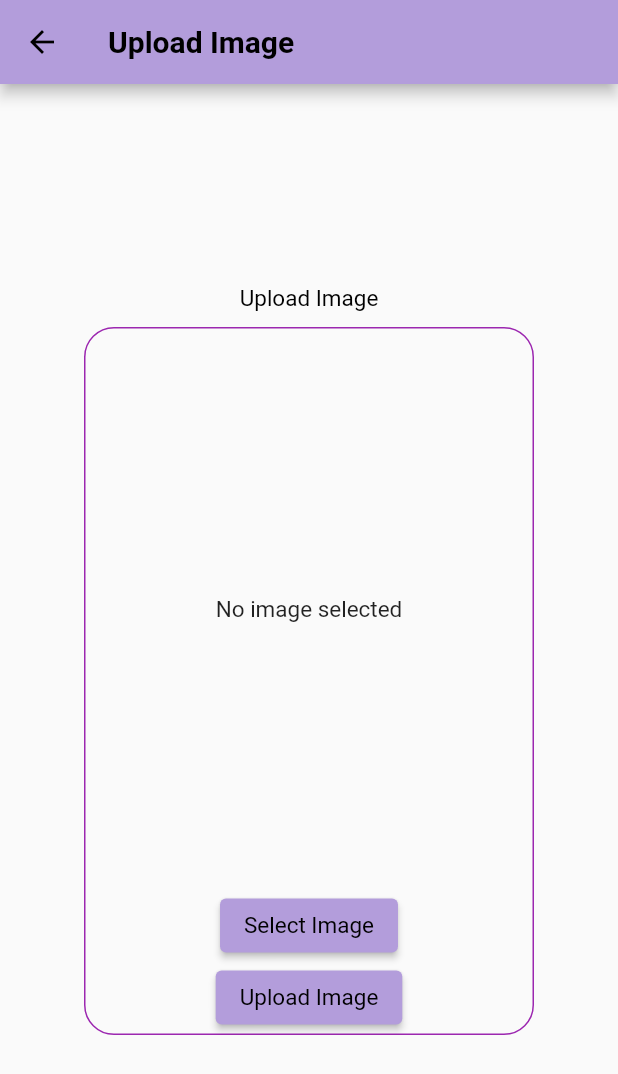
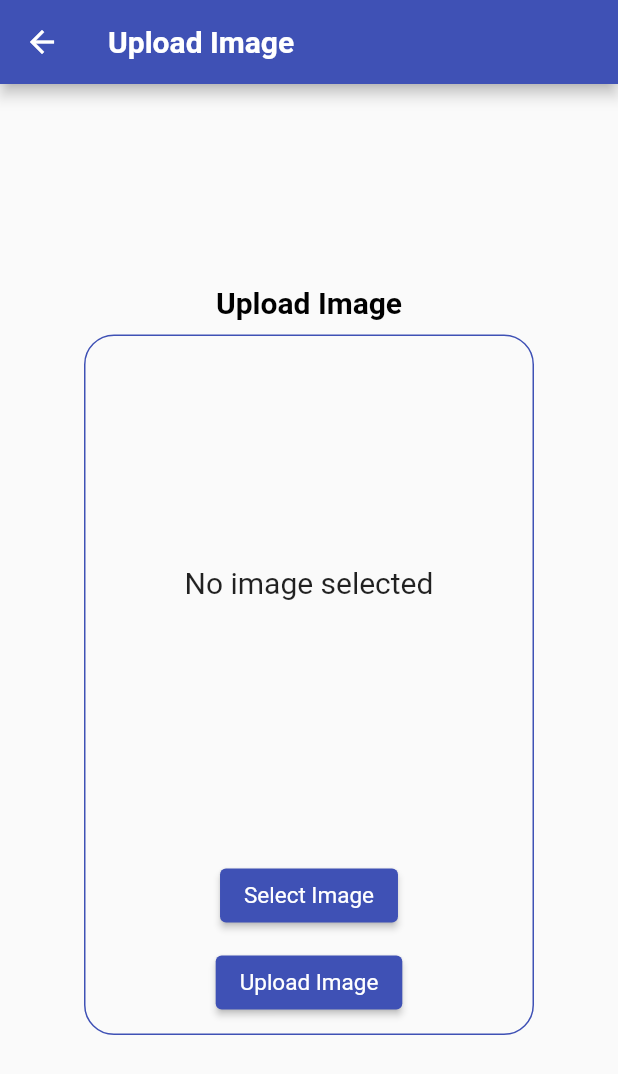
Before and after one commit to AhmedAlMadani/ImageGallery-Flutter, a Flutter app: the HomeScreen screen opened directly, after a tap on "Upload Image", on a phone screen of 412 x 824 dp. Shown: the top 1074 px of the screen. Run offline on Flutter 3.47's test engine with Material 2 defaults, Android fonts, the phone set to English and light mode, and no system bars; our stand-ins replace cloud_firestore, firebase_auth, firebase_core, firebase_storage, fluttertoast, google_fonts and 1 more; accounts and stored records are empty; Roboto replaces fonts that are missing (Sen).

Commit message:
All the colors and FE elements change

```diff
--- a/lib/Controller/image_retrive_controller.dart
+++ b/lib/Controller/image_retrive_controller.dart
@@ -20,8 +20,8 @@ class _ImageRetriveState extends State<ImageRetrive> {
           style: GoogleFonts.getFont('Sen',
               fontSize: 20, fontWeight: FontWeight.bold),
         ),
-        backgroundColor: Colors.deepPurple[200],
-        foregroundColor: Colors.black,
+        backgroundColor: Colors.indigo,
+        foregroundColor: Colors.white,
       ),
       body: StreamBuilder(
         stream: FirebaseFirestore.instance
--- a/lib/Controller/image_upload_controller.dart
+++ b/lib/Controller/image_upload_controller.dart
@@ -55,10 +55,10 @@ class _ImageUploadState extends State<ImageUpload> {
         title: Text(
           "Upload Image",
           style: GoogleFonts.getFont('Sen',
-              fontSize: 20, fontWeight: FontWeight.bold, color: Colors.black),
+              fontSize: 20, fontWeight: FontWeight.bold, color: Colors.white),
         ),
-        backgroundColor: Colors.deepPurple[200],
-        foregroundColor: Colors.black,
+        backgroundColor: Colors.indigo,
+        foregroundColor: Colors.white,
       ),
       body: Center(
         child: Padding(
@@ -68,12 +68,15 @@ class _ImageUploadState extends State<ImageUpload> {
             child: SizedBox(
               height: 500,
               width: double.infinity,
-                    child: Column(children: [
-                      Text("Upload Image",
+              child: Column(
+                children: [
+                  Text(
+                    "Upload Image",
                     style: GoogleFonts.getFont('Sen',
-                              fontSize: 15,
-                              fontWeight: FontWeight.normal,
-                              color: Colors.black)),
+                        fontSize: 20,
+                        fontWeight: FontWeight.bold,
+                        color: Colors.black),
+                  ),
                   const SizedBox(
                     height: 10,
                   ),
@@ -83,7 +86,7 @@ class _ImageUploadState extends State<ImageUpload> {
                       width: 300,
                       decoration: BoxDecoration(
                         borderRadius: BorderRadius.circular(20),
-                            border: Border.all(color: Colors.purple),
+                        border: Border.all(color: Colors.indigo),
                       ),
                       child: Center(
                         child: Column(
@@ -93,31 +96,36 @@ class _ImageUploadState extends State<ImageUpload> {
                               child: _image == null
                                   ? Center(
                                       child: Text("No image selected",
-                                                style: GoogleFonts.getFont(
-                                                    'Sen',
-                                                    fontSize: 15,
-                                                    fontWeight:
-                                                        FontWeight.normal)))
-                                        : Image.file(_image!)),
-                                ElevatedButton(
+                                          style: GoogleFonts.getFont('Sen',
+                                              fontSize: 20,
+                                              fontWeight: FontWeight.normal)))
+                                  : Image.file(_image!),
+                            ),
+                            const SizedBox(height: 10),
+                            Container(
+                              margin: const EdgeInsets.symmetric(vertical: 10),
+                              child: ElevatedButton(
                                 onPressed: () {
                                   imagePickerMethod();
                                 },
+                                style: ButtonStyle(
+                                  backgroundColor:
+                                      MaterialStateProperty.all(Colors.indigo),
+                                ),
                                 child: Text(
                                   "Select Image",
                                   style: GoogleFonts.getFont(
                                     'Sen',
                                     fontSize: 15,
                                     fontWeight: FontWeight.normal,
-                                      color: Colors.black,
+                                    color: Colors.white,
                                   ),
                                 ),
-                                  style: ButtonStyle(
-                                    backgroundColor: MaterialStateProperty.all(
-                                        Colors.deepPurple[200]),
                               ),
                             ),
-                                ElevatedButton(
+                            Container(
+                              margin: const EdgeInsets.only(bottom: 10),
+                              child: ElevatedButton(
                                 onPressed: () {
                                   if (_image != null) {
                                     uploadImage(_image!);
@@ -126,26 +134,31 @@ class _ImageUploadState extends State<ImageUpload> {
                                         const Duration(seconds: 5));
                                   }
                                 },
+                                style: ButtonStyle(
+                                  backgroundColor:
+                                      MaterialStateProperty.all(Colors.indigo),
+                                ),
                                 child: Text(
                                   "Upload Image",
                                   style: GoogleFonts.getFont(
                                     'Sen',
                                     fontSize: 15,
                                     fontWeight: FontWeight.normal,
-                                      color: Colors.black,
+                                    color: Colors.white,
                                   ),
                                 ),
-                                  style: ButtonStyle(
-                                    backgroundColor: MaterialStateProperty.all(
-                                        Colors.deepPurple[200]),
                               ),
                             ),
                           ],
                         ),
                       ),
                     ),
-                      )
-                    ])))),
+                  ),
+                ],
+              ),
+            ),
+          ),
+        ),
       ),
     );
   }
--- a/lib/Screens/home_screen.dart
+++ b/lib/Screens/home_screen.dart
@@ -42,25 +42,27 @@ class _HomeScreenState extends State<HomeScreen> {
         mainAxisAlignment: MainAxisAlignment.center,
         children: [
           Padding(
-              padding:
-                  const EdgeInsets.symmetric(vertical: 100, horizontal: 130),
+            padding: const EdgeInsets.symmetric(vertical: 100, horizontal: 130),
             child: Column(
               mainAxisAlignment: MainAxisAlignment.center,
               crossAxisAlignment: CrossAxisAlignment.center,
               children: <Widget>[
-                  Text("Welcome",
+                Text(
+                  "Welcome",
                   style: GoogleFonts.getFont('Sen',
-                          fontSize: 20, fontWeight: FontWeight.bold)),
-                  const SizedBox(
-                    height: 20,
+                      fontSize: 20, fontWeight: FontWeight.bold),
                 ),
-                  Text("${loggedInUser.firstName} ${loggedInUser.secondName}",
+                const SizedBox(height: 20),
+                Text(
+                  "${loggedInUser.firstName} ${loggedInUser.secondName}",
                   style: GoogleFonts.getFont('Sen',
-                          fontSize: 15, fontWeight: FontWeight.normal)),
-                  const SizedBox(
-                    height: 15,
+                      fontSize: 15, fontWeight: FontWeight.normal),
                 ),
-                  ElevatedButton(
+                const SizedBox(height: 15),
+                Container(
+                  margin: const EdgeInsets.only(
+                      top: 15), // Adjust the top margin as needed
+                  child: ElevatedButton(
                     onPressed: () {
                       Navigator.push(
                         context,
@@ -72,8 +74,7 @@ class _HomeScreenState extends State<HomeScreen> {
                       );
                     },
                     style: ButtonStyle(
-                      backgroundColor:
-                          MaterialStateProperty.all(Colors.deepPurple[200]),
+                      backgroundColor: MaterialStateProperty.all(Colors.indigo),
                       textStyle: MaterialStateProperty.all(
                         TextStyle(
                           fontSize: 14,
@@ -82,30 +83,47 @@ class _HomeScreenState extends State<HomeScreen> {
                         ),
                       ),
                     ),
-                    child: Text("Upload Image"),
+                    child: Text(
+                      "Upload Image",
+                      style: GoogleFonts.getFont('Sen',
+                          fontSize: 14,
+                          fontWeight: FontWeight.bold,
+                          color: Colors.white),
                     ),
-                  ElevatedButton(
+                  ),
+                ),
+                Container(
+                  margin: const EdgeInsets.only(
+                      top: 15), // Adjust the top margin as needed
+                  child: ElevatedButton(
                     style: ButtonStyle(
-                      backgroundColor:
-                          MaterialStateProperty.all(Colors.deepPurple[200]),
+                      backgroundColor: MaterialStateProperty.all(Colors.indigo),
                     ),
                     onPressed: () {
                       Navigator.push(
                         context,
                         MaterialPageRoute(
                           builder: (context) =>
-                                  ImageRetrive(userId: loggedInUser.uid)));
+                              ImageRetrive(userId: loggedInUser.uid),
+                        ),
+                      );
                     },
-                    child: Text("Show Uploads",
-                        style: GoogleFonts.getFont('Sen',
+                    child: Text(
+                      "Show Uploads",
+                      style: GoogleFonts.getFont(
+                        'Sen',
                         fontSize: 14,
                         fontWeight: FontWeight.bold,
-                            color: Colors.black)),
+                        color: Colors.white,
+                      ),
+                    ),
+                  ),
                 ),
               ],
             ),
           ),
-          ]),
+        ],
+      ),
     );
   }
 
@@ -117,12 +135,12 @@ class _HomeScreenState extends State<HomeScreen> {
             title: Text("Profile",
                 style: GoogleFonts.getFont(
                   'Sen',
-                  color: Colors.black,
+                  color: Colors.white,
                   fontSize: 20,
                   fontWeight: FontWeight.bold,
                 )),
-            backgroundColor: Colors.deepPurple[200],
-            foregroundColor: Colors.black,
+            backgroundColor: Colors.indigo,
+            foregroundColor: Colors.white,
             actions: [
               IconButton(
                   onPressed: () {
@@ -130,7 +148,7 @@ class _HomeScreenState extends State<HomeScreen> {
                   },
                   icon: const Icon(
                     Icons.logout,
-                    color: Colors.black,
+                    color: Colors.white,
                   )),
             ]));
   }
--- a/lib/Screens/login_screen.dart
+++ b/lib/Screens/login_screen.dart
@@ -85,7 +85,7 @@ class _LoginScreenState extends State<LoginScreen> {
     final loginButton = Material(
         elevation: 5,
         borderRadius: BorderRadius.circular(30),
-        color: Colors.deepPurple[200],
+        color: Colors.indigo,
         child: MaterialButton(
             padding: const EdgeInsets.fromLTRB(20, 15, 20, 15),
             minWidth: MediaQuery.of(context).size.width,
@@ -100,11 +100,11 @@ class _LoginScreenState extends State<LoginScreen> {
               style: GoogleFonts.getFont('Sen',
                   fontSize: 20,
                   fontWeight: FontWeight.bold,
-                  color: Colors.black),
+                  color: Colors.white),
             )));
 
     return Scaffold(
-      backgroundColor: Colors.deepPurple[200],
+      backgroundColor: Colors.indigo,
       body: SafeArea(
         child: SingleChildScrollView(
           child: Column(
@@ -116,7 +116,9 @@ class _LoginScreenState extends State<LoginScreen> {
               Text(
                 'Gallery',
                 style: GoogleFonts.getFont('Sen',
-                    fontSize: 25, fontWeight: FontWeight.bold),
+                    fontSize: 30,
+                    fontWeight: FontWeight.bold,
+                    color: Colors.white),
                 textAlign: TextAlign.center,
               ),
               const SizedBox(
@@ -170,7 +172,7 @@ class _LoginScreenState extends State<LoginScreen> {
                                     style: GoogleFonts.getFont('Sen',
                                         fontSize: 15,
                                         fontWeight: FontWeight.bold,
-                                        color: Colors.deepPurple[400]),
+                                        color: Colors.indigoAccent),
                                   ),
                                 )
                               ])
--- a/lib/Screens/registration_screen.dart
+++ b/lib/Screens/registration_screen.dart
@@ -161,7 +161,7 @@ class _RegistrationScreenState extends State<RegistrationScreen> {
     final signUpButton = Material(
       elevation: 5,
       borderRadius: BorderRadius.circular(30),
-      color: Colors.deepPurple[200],
+      color: Colors.indigo,
       child: MaterialButton(
           padding: const EdgeInsets.fromLTRB(20, 15, 20, 15),
           minWidth: MediaQuery.of(context).size.width,
@@ -173,21 +173,21 @@ class _RegistrationScreenState extends State<RegistrationScreen> {
           child: Text(
             "SignUp",
             style: GoogleFonts.getFont('Sen',
-                fontSize: 20, fontWeight: FontWeight.bold),
+                fontSize: 20, fontWeight: FontWeight.bold, color: Colors.white),
           )),
     );
 
     return Scaffold(
       backgroundColor: Colors.white70,
       appBar: AppBar(
-        backgroundColor: Colors.deepPurple[200],
+        backgroundColor: Colors.indigo,
         title: Text(
           'Registration',
           style: GoogleFonts.getFont('Sen',
-              fontSize: 20, fontWeight: FontWeight.bold, color: Colors.black),
+              fontSize: 20, fontWeight: FontWeight.bold, color: Colors.white),
         ),
         leading: IconButton(
-          icon: const Icon(Icons.arrow_back, color: Colors.black),
+          icon: const Icon(Icons.arrow_back, color: Colors.white),
           onPressed: () {
             Navigator.of(context).pop();
           },
--- a/lib/main.dart
+++ b/lib/main.dart
@@ -20,7 +20,7 @@ class MyApp extends StatelessWidget {
     return MaterialApp(
       title: 'Email And Password Login',
       theme: ThemeData(
-        primarySwatch: Colors.purple,
+        primarySwatch: Colors.indigo,
       ),
       debugShowCheckedModeBanner: false,
       home: const LoginScreen(),
```
Lines whose indentation alone changed are shown as unchanged.
